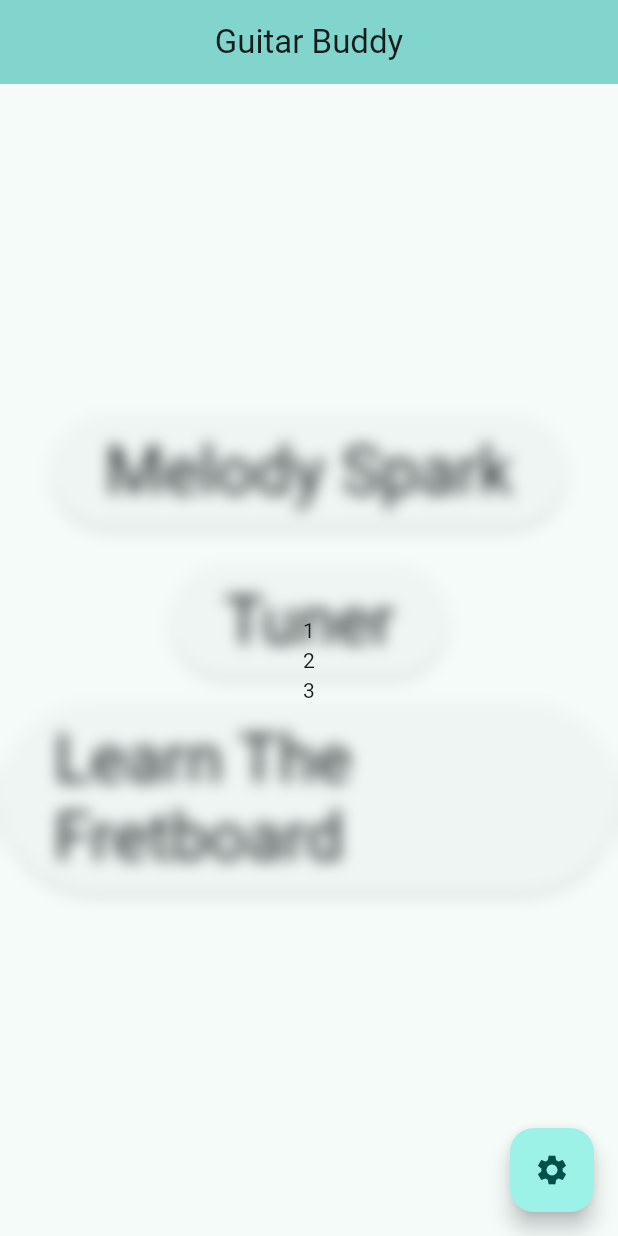
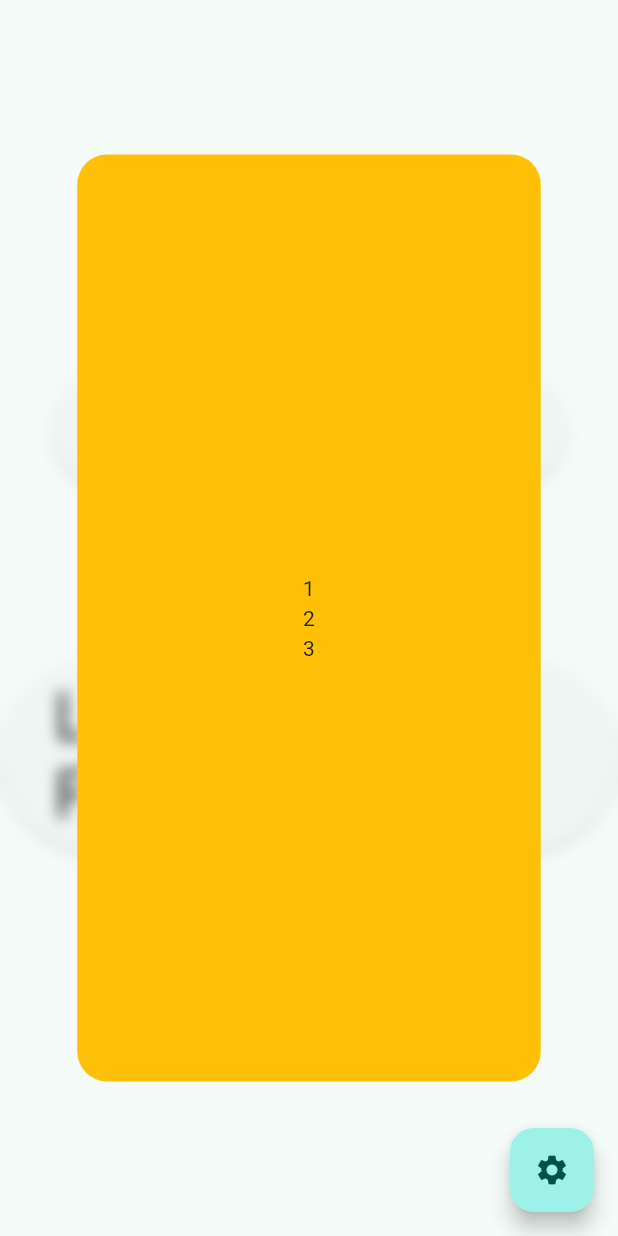
Before and after one commit to jacehalvorson/guitar_buddy, a Flutter app: the screen it shows after launch, after a tap on the "settings" icon, on a phone screen of 412 x 824 dp. Run offline on Flutter 3.47's test engine with Material 2 defaults, Android fonts, the light colour scheme and no system bars.

Commit message:
Opening settings transition, remove app bar

```diff
--- a/guitar_buddy/lib/main.dart
+++ b/guitar_buddy/lib/main.dart
@@ -61,29 +61,41 @@ class _HomePageState extends State<HomePage> {
 
   @override
   Widget build(BuildContext context) {
+    final screenHeight = MediaQuery.of(context).size.height;
+    final screenWidth = MediaQuery.of(context).size.width;
+    final settingsHeight = screenHeight * 0.75;
+    final settingsWidth = screenWidth * 0.75;
+
     return Scaffold(
-      appBar: AppBar(
-        backgroundColor: Theme.of(context).colorScheme.inversePrimary,
-        title: Center(
-          child: Text(widget.title),
-        ),
-      ),
       body: Stack(children: [
         // In the menu or settings states, show the menu options
         if (_currentAppState == AppState.menu ||
-            _currentAppState == AppState.settings) ...[
+            _currentAppState == AppState.settings)
           const Center(
             child: MenuOptions(),
           ),
-        ],
 
-        // In the settings state, blur the entire screen and open settings page
-        if (_currentAppState == AppState.settings) ...[
-          const BlurredOverlay(),
-          const Center(
-            child: Settings(),
-          ),
-        ]
+        // In the settings state, blur the entire screen with an opacity
+        // transition stacked on the menu options
+        AnimatedOpacity(
+          opacity: (_currentAppState == AppState.settings) ? 1 : 0,
+          duration: const Duration(milliseconds: 200),
+          child: (_currentAppState == AppState.settings)
+              ? const BlurredOverlay()
+              : const IgnorePointer(
+                  child: BlurredOverlay(),
+                ),
+        ),
+
+        // In the settings state, open settings page
+        AnimatedPositioned(
+          top: (_currentAppState == AppState.settings)
+              ? (screenHeight / 2 - settingsHeight / 2)
+              : screenHeight,
+          left: (screenWidth / 2 - settingsWidth / 2),
+          duration: const Duration(milliseconds: 200),
+          child: Settings(height: settingsHeight, width: settingsWidth),
+        ),
       ]),
       floatingActionButton: FloatingActionButton(
         onPressed: _openSettings,
--- a/guitar_buddy/lib/menu_options.dart
+++ b/guitar_buddy/lib/menu_options.dart
@@ -1,5 +1,4 @@
 import 'package:flutter/material.dart';
-import 'dart:ui';
 
 class MenuOptions extends StatelessWidget {
   const MenuOptions({super.key});
--- a/guitar_buddy/lib/settings.dart
+++ b/guitar_buddy/lib/settings.dart
@@ -1,9 +1,10 @@
 import 'package:flutter/material.dart';
 
 class Settings extends StatefulWidget {
-  const Settings({super.key});
+  const Settings({super.key, required this.height, required this.width});
 
-  final String title = 'Settings';
+  final double height;
+  final double width;
 
   @override
   State<Settings> createState() => _SettingsState();
@@ -12,8 +13,14 @@ class Settings extends StatefulWidget {
 class _SettingsState extends State<Settings> {
   @override
   Widget build(BuildContext context) {
-    return const Center(
-      child: Column(
+    return Container(
+      height: widget.height,
+      width: widget.width,
+      decoration: const BoxDecoration(
+        color: Colors.amber,
+        borderRadius: BorderRadius.all(Radius.circular(20)),
+      ),
+      child: const Column(
         mainAxisAlignment: MainAxisAlignment.center,
         children: [
           Text('1'),
```
Also changed, not shown: 1 other file.
